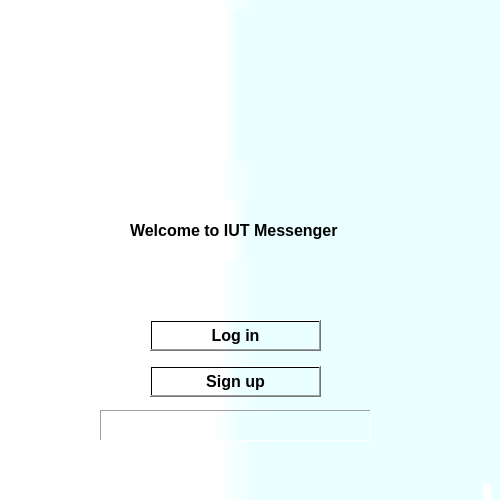
Above: Project_AA/messenger.ui from AmirHasanTaban/IUT-Messanger before the change. Below: the same form after it.
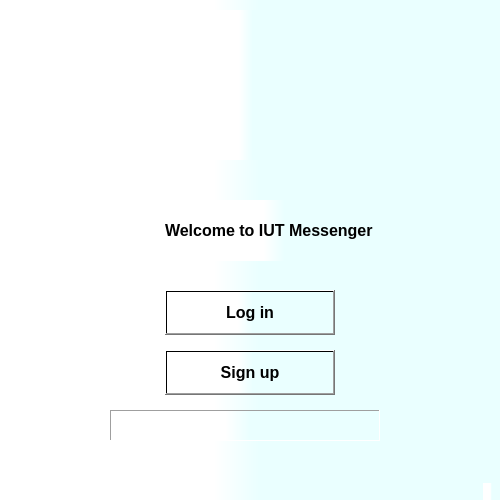
That is the form after the change. Icons and pictures are not drawn.

The edit to the form file:
```diff
--- a/Project_AA/messenger.ui
+++ b/Project_AA/messenger.ui
@@ -20,9 +20,9 @@
    <widget class="QLabel" name="label_message">
     <property name="geometry">
      <rect>
-      <x>100</x>
+      <x>110</x>
       <y>410</y>
-      <width>271</width>
+      <width>270</width>
       <height>31</height>
      </rect>
     </property>
@@ -39,10 +39,10 @@
    <widget class="QPushButton" name="Login">
     <property name="geometry">
      <rect>
-      <x>150</x>
-      <y>320</y>
-      <width>171</width>
-      <height>31</height>
+      <x>165</x>
+      <y>290</y>
+      <width>170</width>
+      <height>45</height>
      </rect>
     </property>
     <property name="font">
@@ -58,10 +58,10 @@
    <widget class="QPushButton" name="Signup">
     <property name="geometry">
      <rect>
-      <x>150</x>
-      <y>366</y>
-      <width>171</width>
-      <height>31</height>
+      <x>165</x>
+      <y>350</y>
+      <width>170</width>
+      <height>45</height>
      </rect>
     </property>
     <property name="font">
@@ -77,10 +77,10 @@
    <widget class="QLabel" name="label">
     <property name="geometry">
      <rect>
-      <x>160</x>
+      <x>175</x>
       <y>10</y>
-      <width>151</width>
-      <height>151</height>
+      <width>150</width>
+      <height>150</height>
      </rect>
     </property>
     <property name="text">
@@ -96,7 +96,7 @@
    <widget class="QLabel" name="label_2">
     <property name="geometry">
      <rect>
-      <x>130</x>
+      <x>165</x>
       <y>200</y>
       <width>231</width>
       <height>61</height>
```
